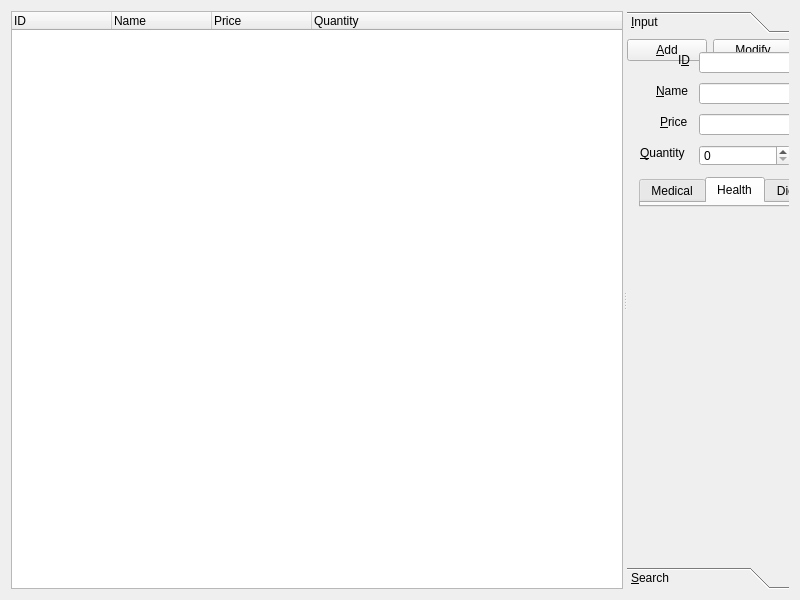
The window that merchandisemanage.ui (GlennPark/OliveHealthCare) describes before a commit, drawn with Qt 5.
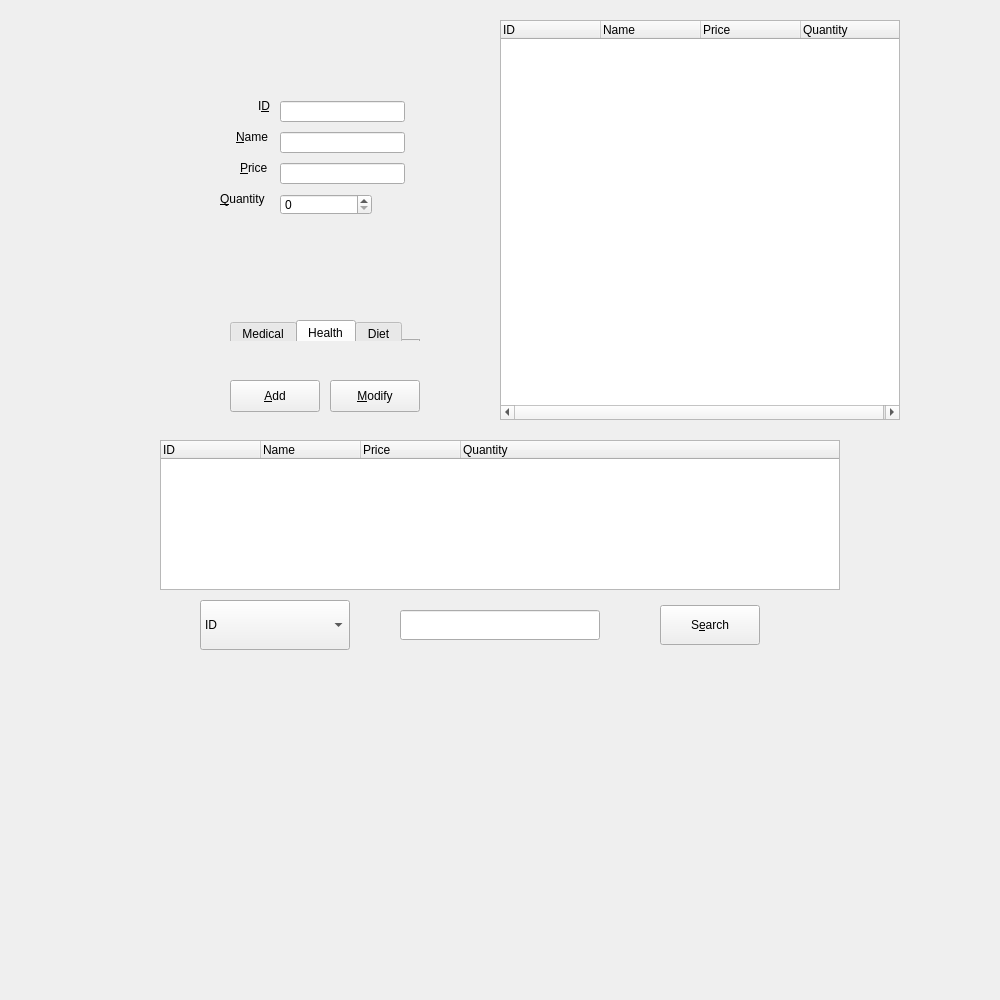
The same window after the commit. The open tabs and pages were chosen to show the change.

```diff
--- a/merchandisemanage.ui
+++ b/merchandisemanage.ui
@@ -6,23 +6,22 @@
    <rect>
     <x>0</x>
     <y>0</y>
-    <width>800</width>
-    <height>600</height>
+    <width>1000</width>
+    <height>1000</height>
    </rect>
   </property>
   <property name="windowTitle">
    <string>MerchandiseManage</string>
   </property>
-  <layout class="QVBoxLayout" name="productVerticalLayout">
-   <item>
-    <widget class="QSplitter" name="splitter">
-     <property name="orientation">
-      <enum>Qt::Horizontal</enum>
-     </property>
-     <widget class="QWidget" name="layoutWidget">
-      <layout class="QVBoxLayout" name="listVerticalLayout">
-       <item>
-        <widget class="QTreeWidget" name="treeWidget">
+  <widget class="QTreeWidget" name="searchTreeWidget">
+   <property name="geometry">
+    <rect>
+     <x>160</x>
+     <y>440</y>
+     <width>680</width>
+     <height>150</height>
+    </rect>
+   </property>
          <property name="rootIsDecorated">
           <bool>false</bool>
          </property>
@@ -47,32 +46,26 @@
           </property>
          </column>
         </widget>
-       </item>
-      </layout>
-     </widget>
-     <widget class="QToolBox" name="toolBox">
-      <property name="currentIndex">
-       <number>0</number>
-      </property>
-      <widget class="QWidget" name="inputPage">
+  <widget class="QPushButton" name="searchPushButton">
        <property name="geometry">
         <rect>
-         <x>0</x>
-         <y>0</y>
-         <width>353</width>
-         <height>508</height>
-        </rect>
-       </property>
-       <attribute name="label">
-        <string>&amp;Input</string>
-       </attribute>
+     <x>660</x>
+     <y>605</y>
+     <width>100</width>
+     <height>40</height>
+    </rect>
+   </property>
+   <property name="text">
+    <string>S&amp;earch</string>
+   </property>
+  </widget>
        <widget class="QTabWidget" name="favoriteTabWidget">
         <property name="geometry">
          <rect>
-          <x>12</x>
-          <y>138</y>
-          <width>189</width>
-          <height>30</height>
+     <x>230</x>
+     <y>320</y>
+     <width>190</width>
+     <height>21</height>
          </rect>
         </property>
         <property name="currentIndex">
@@ -94,29 +87,34 @@
          </attribute>
         </widget>
        </widget>
-       <widget class="QWidget" name="">
-        <layout class="QHBoxLayout" name="addHorizontalLayout">
-         <item>
-          <widget class="QPushButton" name="addPushButton">
-           <property name="text">
-            <string>&amp;Add</string>
-           </property>
-          </widget>
-         </item>
-         <item>
-          <widget class="QPushButton" name="modifyPushButton">
-           <property name="text">
-            <string>&amp;Modify</string>
-           </property>
-          </widget>
-         </item>
-        </layout>
+  <widget class="QLineEdit" name="idLineEdit">
+   <property name="geometry">
+    <rect>
+     <x>280</x>
+     <y>101</y>
+     <width>125</width>
+     <height>21</height>
+    </rect>
+   </property>
+   <property name="readOnly">
+    <bool>true</bool>
+   </property>
+  </widget>
+  <widget class="QLineEdit" name="priceLineEdit">
+   <property name="geometry">
+    <rect>
+     <x>280</x>
+     <y>163</y>
+     <width>125</width>
+     <height>21</height>
+    </rect>
+   </property>
        </widget>
        <widget class="QLineEdit" name="nameLineEdit">
         <property name="geometry">
          <rect>
-          <x>72</x>
-          <y>44</y>
+     <x>280</x>
+     <y>132</y>
           <width>125</width>
           <height>21</height>
          </rect>
@@ -125,8 +123,8 @@
        <widget class="QSpinBox" name="quantitySpinBox">
         <property name="geometry">
          <rect>
-          <x>72</x>
-          <y>106</y>
+     <x>280</x>
+     <y>194</y>
           <width>92</width>
           <height>21</height>
          </rect>
@@ -135,40 +133,11 @@
          <number>999999999</number>
         </property>
        </widget>
-       <widget class="QLabel" name="nameLabel">
-        <property name="geometry">
-         <rect>
-          <x>29</x>
-          <y>44</y>
-          <width>35</width>
-          <height>16</height>
-         </rect>
-        </property>
-        <property name="text">
-         <string>&amp;Name</string>
-        </property>
-        <property name="buddy">
-         <cstring>nameLineEdit</cstring>
-        </property>
-       </widget>
-       <widget class="QLineEdit" name="idLineEdit">
-        <property name="geometry">
-         <rect>
-          <x>72</x>
-          <y>13</y>
-          <width>125</width>
-          <height>21</height>
-         </rect>
-        </property>
-        <property name="readOnly">
-         <bool>true</bool>
-        </property>
-       </widget>
        <widget class="QLabel" name="quantityLabel">
         <property name="geometry">
          <rect>
-          <x>13</x>
-          <y>106</y>
+     <x>220</x>
+     <y>191</y>
           <width>51</width>
           <height>16</height>
          </rect>
@@ -180,21 +149,27 @@
          <cstring>quantitySpinBox</cstring>
         </property>
        </widget>
-       <widget class="QLineEdit" name="priceLineEdit">
+  <widget class="QLabel" name="nameLabel">
         <property name="geometry">
          <rect>
-          <x>72</x>
-          <y>75</y>
-          <width>125</width>
-          <height>21</height>
-         </rect>
-        </property>
+     <x>236</x>
+     <y>129</y>
+     <width>35</width>
+     <height>16</height>
+    </rect>
+   </property>
+   <property name="text">
+    <string>&amp;Name</string>
+   </property>
+   <property name="buddy">
+    <cstring>nameLineEdit</cstring>
+   </property>
        </widget>
        <widget class="QLabel" name="idLabel">
         <property name="geometry">
          <rect>
-          <x>51</x>
-          <y>13</y>
+     <x>258</x>
+     <y>98</y>
           <width>16</width>
           <height>16</height>
          </rect>
@@ -209,8 +184,8 @@
        <widget class="QLabel" name="priceLabel">
         <property name="geometry">
          <rect>
-          <x>33</x>
-          <y>75</y>
+     <x>240</x>
+     <y>160</y>
           <width>31</width>
           <height>16</height>
          </rect>
@@ -222,22 +197,15 @@
          <cstring>priceLineEdit</cstring>
         </property>
        </widget>
-      </widget>
-      <widget class="QWidget" name="searchPage">
+  <widget class="QTreeWidget" name="treeWidget">
        <property name="geometry">
         <rect>
-         <x>0</x>
-         <y>0</y>
-         <width>353</width>
-         <height>508</height>
-        </rect>
-       </property>
-       <attribute name="label">
-        <string>&amp;Search</string>
-       </attribute>
-       <layout class="QVBoxLayout" name="searchVerticalLayout">
-        <item>
-         <widget class="QTreeWidget" name="searchTreeWidget">
+     <x>500</x>
+     <y>20</y>
+     <width>400</width>
+     <height>400</height>
+    </rect>
+   </property>
           <property name="rootIsDecorated">
            <bool>false</bool>
           </property>
@@ -262,11 +230,15 @@
            </property>
           </column>
          </widget>
-        </item>
-        <item>
-         <layout class="QHBoxLayout" name="horizontalLayout">
-          <item>
            <widget class="QComboBox" name="searchComboBox">
+   <property name="geometry">
+    <rect>
+     <x>200</x>
+     <y>600</y>
+     <width>150</width>
+     <height>50</height>
+    </rect>
+   </property>
             <item>
              <property name="text">
               <string>ID</string>
@@ -288,25 +260,42 @@
              </property>
             </item>
            </widget>
-          </item>
-          <item>
-           <widget class="QLineEdit" name="searchLineEdit"/>
-          </item>
-         </layout>
-        </item>
-        <item>
-         <widget class="QPushButton" name="searchPushButton">
+  <widget class="QLineEdit" name="searchLineEdit">
+   <property name="geometry">
+    <rect>
+     <x>400</x>
+     <y>610</y>
+     <width>200</width>
+     <height>30</height>
+    </rect>
+   </property>
+  </widget>
+  <widget class="QPushButton" name="addPushButton">
+   <property name="geometry">
+    <rect>
+     <x>230</x>
+     <y>380</y>
+     <width>90</width>
+     <height>32</height>
+    </rect>
+   </property>
           <property name="text">
-           <string>S&amp;earch</string>
-          </property>
-         </widget>
-        </item>
-       </layout>
-      </widget>
-     </widget>
-    </widget>
-   </item>
-  </layout>
+    <string>&amp;Add</string>
+   </property>
+  </widget>
+  <widget class="QPushButton" name="modifyPushButton">
+   <property name="geometry">
+    <rect>
+     <x>330</x>
+     <y>380</y>
+     <width>90</width>
+     <height>32</height>
+    </rect>
+   </property>
+   <property name="text">
+    <string>&amp;Modify</string>
+   </property>
+  </widget>
  </widget>
  <resources/>
  <connections/>
```
Left out of the diff: 2 changed lines with no effect on the pictures. Lines whose indentation alone changed are shown as unchanged.
